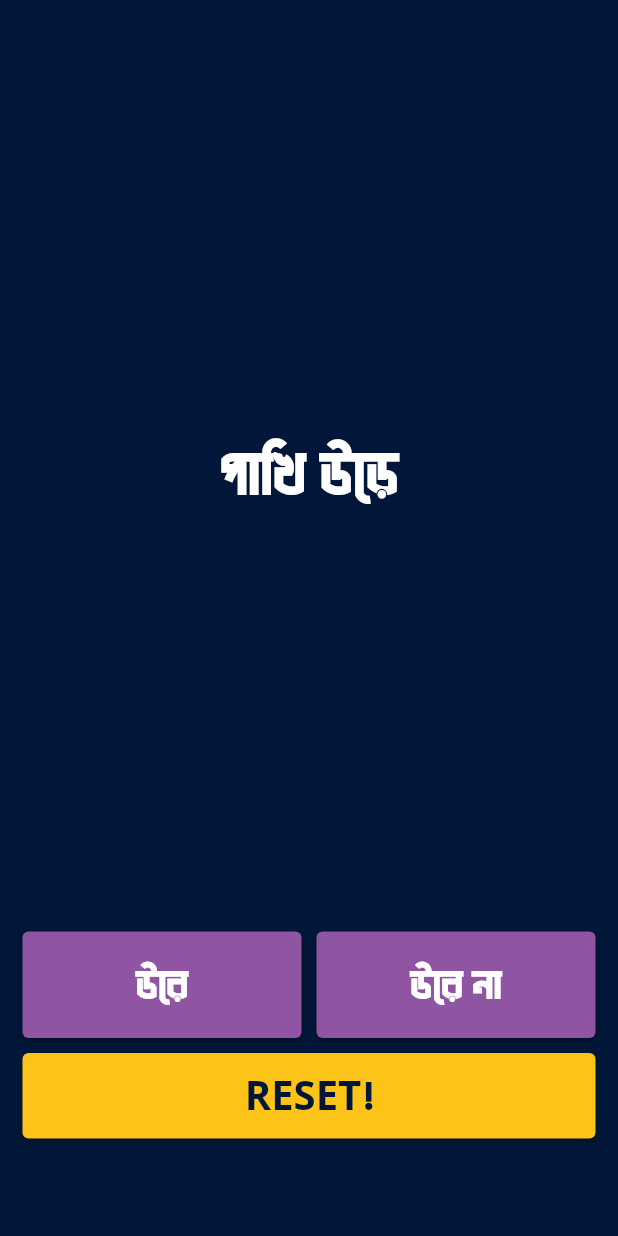
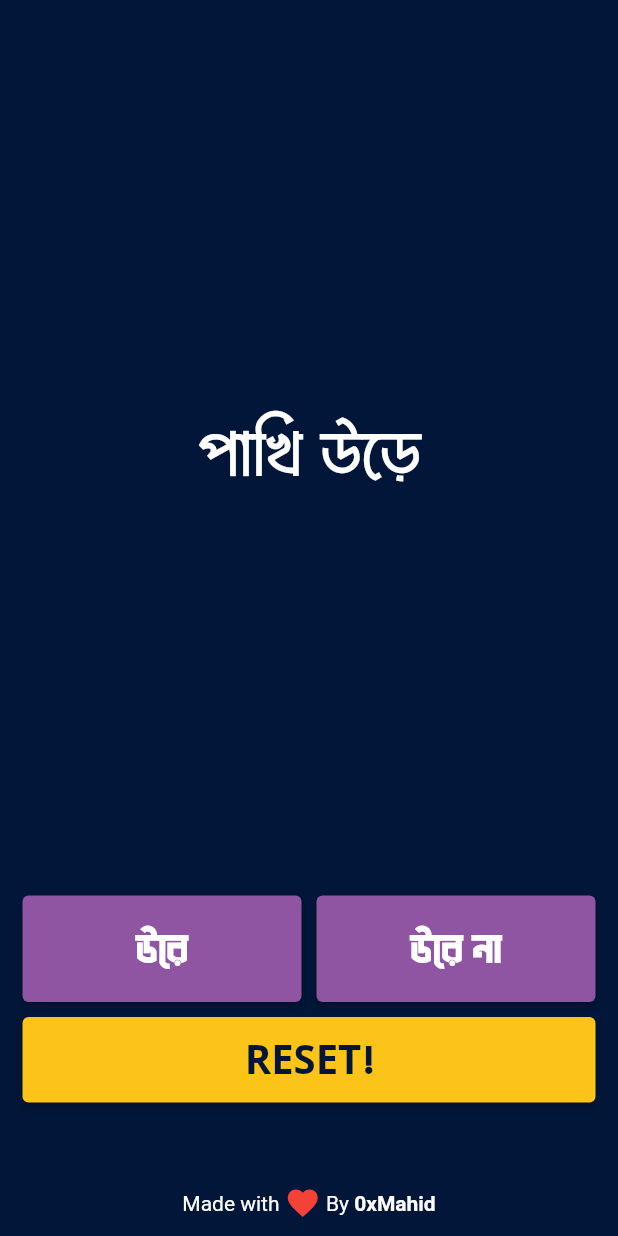
Before and after one commit to 0xMahid/uree_app, a Flutter app: the screen it shows after launch, on a phone screen of 412 x 824 dp. Run offline on Flutter 3.47's test engine with Material 2 defaults, Android fonts, the phone set to English and light mode, and no system bars.

Commit message:
Author creadit Added! ⚡

```diff
--- a/lib/main.dart
+++ b/lib/main.dart
@@ -88,8 +88,7 @@ class _QuizPageState extends State<QuizPage> {
               quizBrain.getQuestionText(),
               textAlign: TextAlign.center,
               style: const TextStyle(
-                // fontFamily: 'Sirajee Sanjar',
-                fontFamily: 'Hasan Meghaloy',
+                fontFamily: 'Sirajee Sanjar',
                 fontSize: 45.0,
                 color: Colors.white,
               ),
@@ -178,6 +177,30 @@ class _QuizPageState extends State<QuizPage> {
             children: scoreKeeper,
           ),
         ),
+        Row(
+          mainAxisAlignment: MainAxisAlignment.center,
+          children: const [
+            Text(
+              'Made with ',
+              style: TextStyle(color: Colors.white),
+            ),
+            Icon(
+              Icons.favorite,
+              color: Colors.red,
+            ),
+            Text(
+              ' By ',
+              style: TextStyle(color: Colors.white),
+            ),
+            Text(
+              '0xMahid',
+              style: TextStyle(
+                color: Colors.white,
+                fontWeight: FontWeight.bold,
+              ),
+            ),
+          ],
+        )
       ],
     );
   }
--- a/lib/quizz_brain.dart
+++ b/lib/quizz_brain.dart
@@ -1,5 +1,3 @@
-import 'package:flutter/material.dart';
-
 import 'question.dart';
 
 class QuizBrain {
```
